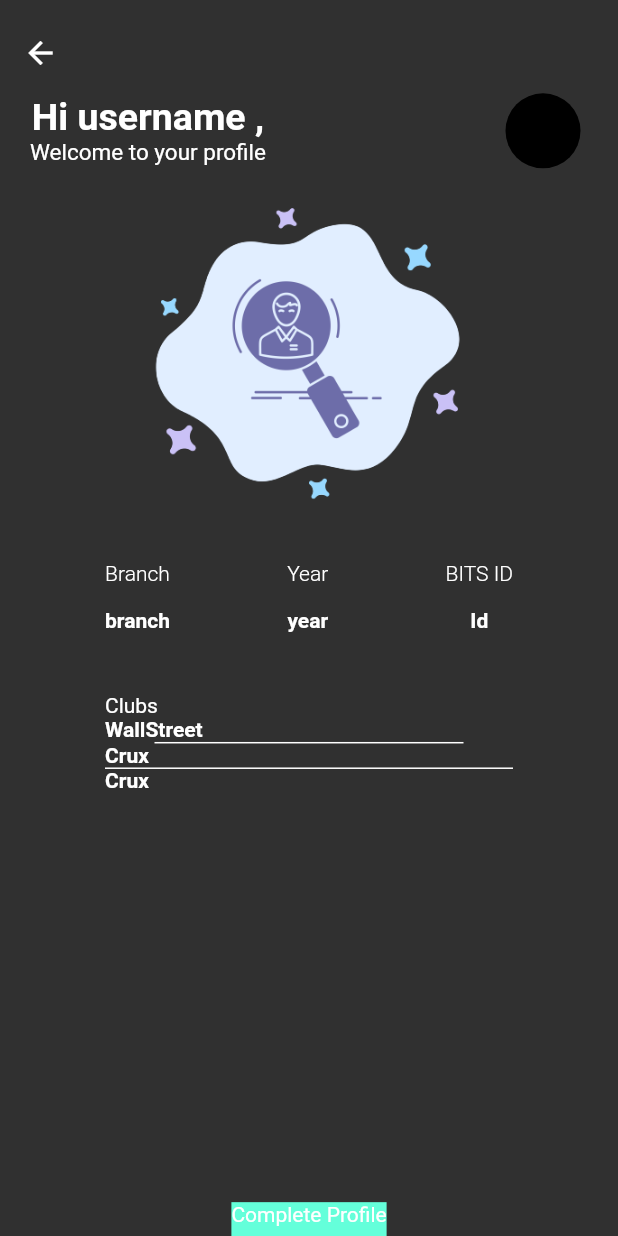
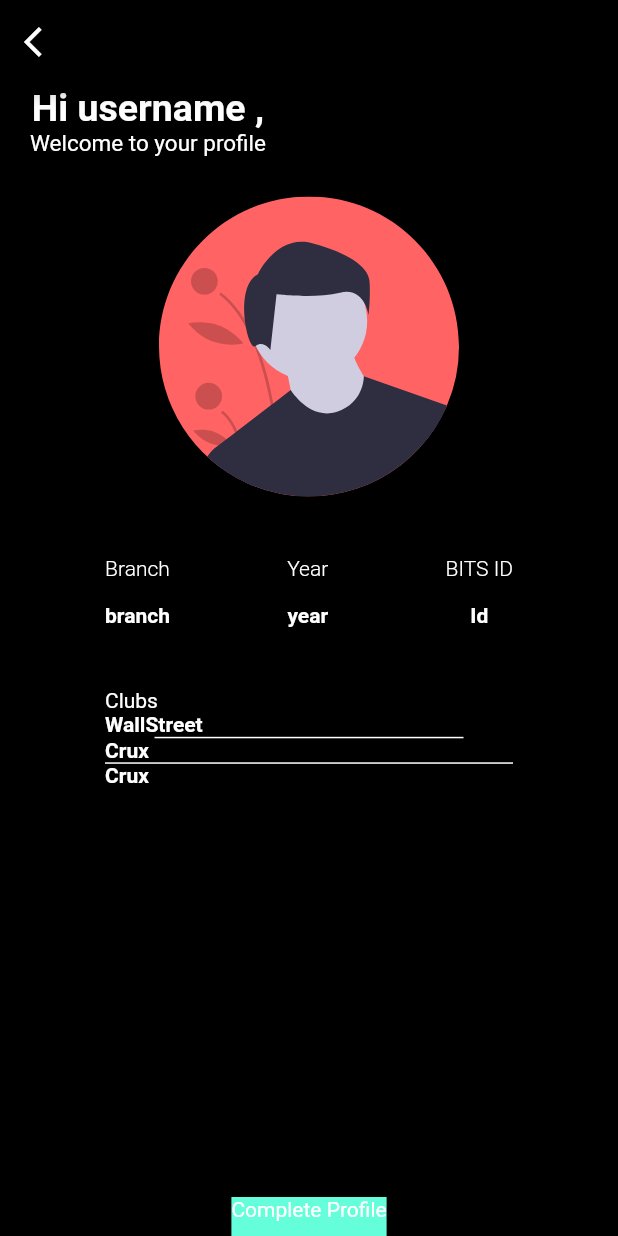
Before and after one commit to saiankit/bphcnewsletter, a Flutter app: the screen it shows after launch, on a phone screen of 412 x 824 dp. Run offline on Flutter 3.47's test engine with Material 2 defaults, Android fonts, the phone set to English and light mode, and no system bars; our stand-ins replace flutter_datetime_picker, flutter_svg, image_picker; missing offline and left inert: notus, passcode_screen, quill_delta, zefyr; Roboto replaces fonts that are missing (Hind).

Commit message:
Modified the Profile Screen

```diff
--- a/lib/main.dart
+++ b/lib/main.dart
@@ -1,18 +1,17 @@
 import 'package:bphcnewsletter/AddFields.dart';
 import 'package:bphcnewsletter/HomePage.dart';
-import 'package:bphcnewsletter/UserProfile.dart';
+import 'package:bphcnewsletter/screens/UserProfile.dart';
 import 'package:bphcnewsletter/clubpass.dart';
 import 'package:bphcnewsletter/letterEditor.dart';
 import 'package:flutter/material.dart';
 
-void main() {
-  runApp(MyApp());
-}
+void main() => runApp(MyApp());
 
 class MyApp extends StatelessWidget {
   @override
   Widget build(BuildContext context) {
     return MaterialApp(
+      debugShowCheckedModeBanner: false,
       title: 'Flutter Demo',
       theme: ThemeData(
         brightness: Brightness.dark,
--- a/lib/UserProfile.dart
+++ b/lib/screens/UserProfile.dart
@@ -1,4 +1,5 @@
 import 'package:flutter/material.dart';
+import 'package:flutter_svg/flutter_svg.dart';
 
 class ProfilePage extends StatefulWidget {
   @override
@@ -10,21 +11,16 @@ class _ProfilePageState extends State<ProfilePage> {
   Widget build(BuildContext context) {
     Size size = MediaQuery.of(context).size;
     return Scaffold(
+      backgroundColor: Colors.black,
+      appBar: AppBar(
+        backgroundColor: Colors.black,
+        leading: Icon(Icons.arrow_back_ios),
+      ),
       body: ListView(
         children: [
           Column(
             mainAxisAlignment: MainAxisAlignment.spaceBetween,
             children: [
-              SizedBox(
-                height: size.height * 0.01,
-              ),
-              Align(
-                alignment: Alignment.topLeft,
-                child: Padding(
-                  padding: EdgeInsets.all(15.0),
-                  child: Icon(Icons.arrow_back),
-                ),
-              ),
               Row(
                 mainAxisAlignment: MainAxisAlignment.spaceBetween,
                 children: [
@@ -52,11 +48,15 @@ class _ProfilePageState extends State<ProfilePage> {
                   )
                 ],
               ),
-              Image.asset(
-                'lib/imagesassets/n2nbg.png',
-                height: size.height * 0.3,
+              Padding(
+                padding: const EdgeInsets.all(25.0),
+                child: SvgPicture.asset(
+                  'lib/imagesassets/male_avatar.svg',
+                  height: 200.0,
+                  width: 200.0,
+                ),
               ),
-              //branch editorrating numberofblogs year clubs toparticles social media acounts
+              //branch editor rating number of blogs year clubs top articles social media acounts
               Padding(
                 padding: const EdgeInsets.fromLTRB(70, 15, 70, 15),
                 child: Container(
@@ -76,7 +76,7 @@ class _ProfilePageState extends State<ProfilePage> {
                                 height: 15,
                               ),
                               Text(
-                                'branch', //this is varible
+                                'branch', //this is variable
                                 style: TextStyle(
                                   fontWeight: FontWeight.bold,
                                 ),
--- a/pubspec.yaml
+++ b/pubspec.yaml
@@ -33,6 +33,7 @@ dependencies:
   meta: ^1.2.3
   quill_delta: ^1.0.0
   notus: ^0.1.5
+  flutter_svg:
   quiver_hashcode: ^2.0.0
   url_launcher: ^5.7.8
   image_picker: ^0.6.7+14
@@ -55,8 +56,7 @@ flutter:
 
   # To add assets to your application, add an assets section, like this:
   assets:
-    - lib/imagesassets/n1nbg.png
-    - lib/imagesassets/n2nbg.png
+    - lib/imagesassets/
 
 
   # An image asset can refer to one or more resolution-specific "variants", see
```
Also changed, not shown: lib/imagesassets/male.png (added), lib/imagesassets/male_avatar.svg (added), pubspec.lock, 2 other files.
